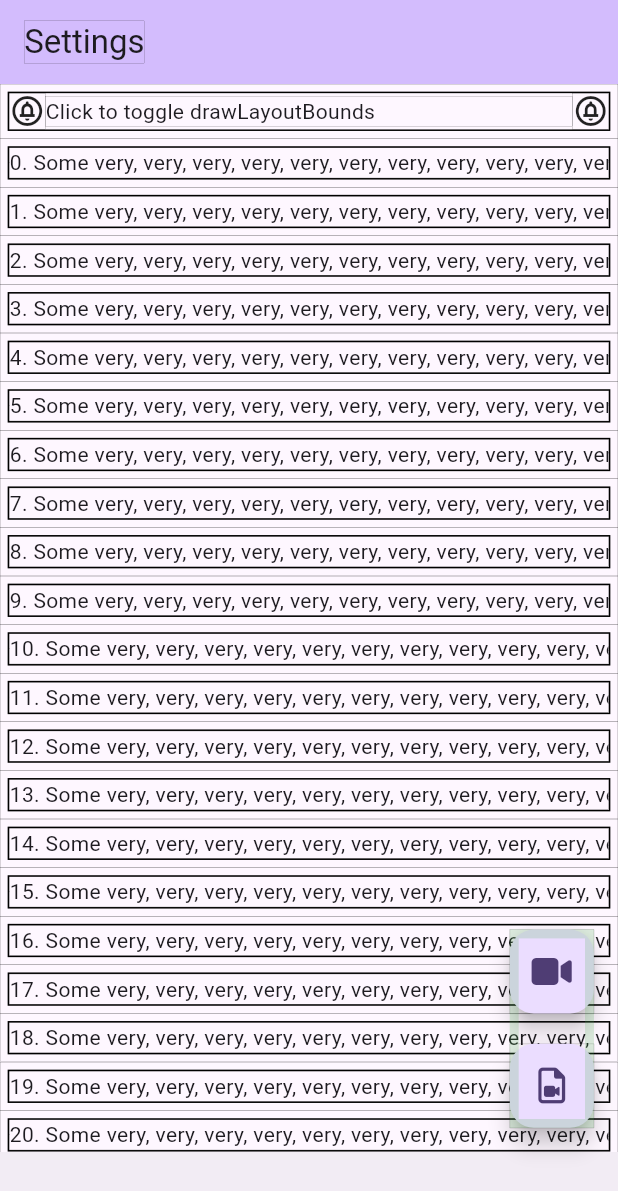
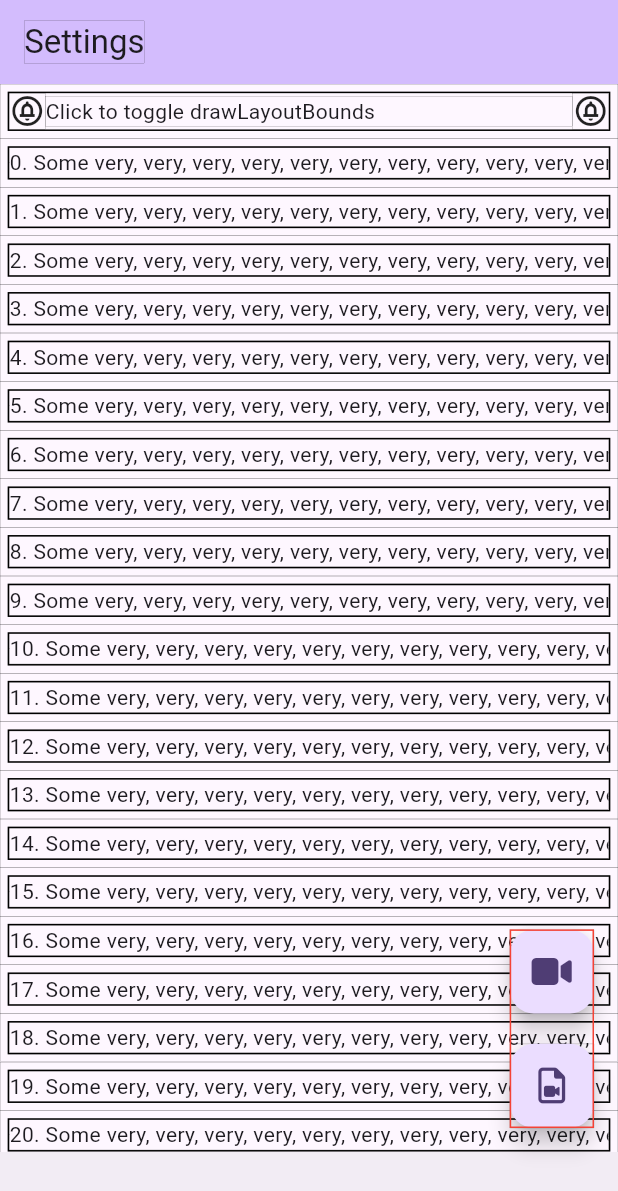
Before and after one commit to BigDeeEss/kar_kam, a Flutter app: the screen it shows after launch, on a phone screen of 412 x 824 dp. Shown: the top 1191 px of the screen. Run offline on Flutter 3.47's test engine with Material 2 defaults, Android fonts, the phone set to English and light mode, and no system bars; our stand-ins replace font_awesome_flutter, get_it, get_it_mixin, shared_preferences.

Commit message:
Update BBoxedContainer to account for a very small child.
Check nullable variables.

```diff
--- a/lib/base_page/base_page.dart
+++ b/lib/base_page/base_page.dart
@@ -11,8 +11,8 @@ import 'package:kar_kam/utils/global_key_extension.dart';
 ///
 /// [BasePage] presents a similar screen layout for each page with:
 ///     1. an AppBar at the top with a title,
-///     2. specific screen contents including buttons for navigation
-///        and functionality, and
+///     2. specific screen contents including buttons for navigating app
+///        and app functionality, and
 ///     3. a bottom navigation bar.
 class BasePage extends StatefulWidget {
   const BasePage({
--- a/lib/base_page/base_page_button_array.dart
+++ b/lib/base_page/base_page_button_array.dart
@@ -41,9 +41,7 @@ class BasePageButtonArray extends StatelessWidget {
 
     // Convert to an instance of [Column] using [intersperseWithSizedBox].
     return BBoxedContainer(
-      borderColor: Colors.green.withOpacity(0.2),
-      borderWidth: 6,
-      // color: Colors.green.withOpacity(0.125),
+      borderColor: Colors.red,
       child: Column(
         mainAxisAlignment: MainAxisAlignment.end,
         mainAxisSize: MainAxisSize.min,
--- a/lib/main.dart
+++ b/lib/main.dart
@@ -9,7 +9,7 @@ import 'package:kar_kam/kar_kam/kar_kam.dart';
 
 /// App start point.
 void main() {
-  // Avoids an error with error message: 'The "instance" getter on the
+  // Avoids the error with message: 'The "instance" getter on the
   // ServicesBinding binding mixin is only available once that binding
   // has been initialized.'
   //
--- a/lib/settings/settings_page_contents.dart
+++ b/lib/settings/settings_page_contents.dart
@@ -22,7 +22,7 @@ class _SettingsPageContentsState extends State<SettingsPageContents> {
         leading: const Icon(
           Icons.circle_notifications_outlined,
         ),
-        height: 60.0,
+        // height: 60.0,
         onTap: (() {
           // Toggle [drawLayoutBounds] variable in [AppData].
           bool drawLayoutBounds =
@@ -37,7 +37,7 @@ class _SettingsPageContentsState extends State<SettingsPageContents> {
       ),
       ...List<Widget>.generate(50, (int index) {
         return SettingsPageListTile(
-          height: 60.0,
+          // height: 60.0,
           title: Text(
             '$index. Some very, very, very, very, very, very, very, very, very, very, very, verylongtext!',
             maxLines: 1,
--- a/lib/settings/settings_page_list_tile.dart
+++ b/lib/settings/settings_page_list_tile.dart
@@ -1,15 +1,16 @@
 // Import external packages.
 import 'package:flutter/material.dart';
 import 'package:get_it_mixin/get_it_mixin.dart';
-import 'package:kar_kam/app_data/app_data.dart';
 
 // Import project-specific files.
+import 'package:kar_kam/app_data/app_data.dart';
 import 'package:kar_kam/utils/boxed_container.dart';
+import 'package:kar_kam/utils/bboxed_container.dart';
 
 class SettingsPageListTile extends StatelessWidget with GetItMixin {
   SettingsPageListTile({
     super.key,
-    required this.height,
+    this.height,
     this.leading,
     this.onTap,
     this.title,
@@ -17,7 +18,7 @@ class SettingsPageListTile extends StatelessWidget with GetItMixin {
   });
 
   /// Height of the bounding box for [SettingsPageListTile].
-  final double height;
+  final double? height;
 
   /// A widget to display on the left within [SettingsPageListTile].
   final Widget? leading;
@@ -44,7 +45,7 @@ class SettingsPageListTile extends StatelessWidget with GetItMixin {
 
     return BoxedContainer(
       padding: const EdgeInsets.all(5),
-      // height: height,
+      height: height,
       child: InkWell(
         onTap: onTap,
         child: BoxedContainer(
--- a/lib/utils/bboxed_container.dart
+++ b/lib/utils/bboxed_container.dart
@@ -1,7 +1,4 @@
 // Import flutter packages.
-// import 'dart:developer';
-import 'dart:developer';
-
 import 'package:flutter/material.dart';
 import 'package:get_it_mixin/get_it_mixin.dart';
 
@@ -14,8 +11,8 @@ class BBoxedContainer extends StatelessWidget with GetItMixin {
   BBoxedContainer({
     super.key,
     this.alignment,
-    this.borderColor,
-    this.borderWidth,
+    this.borderColor = Colors.black,
+    this.borderWidth = 1.0,
     this.child,
     this.clipBehavior,
     this.color,
@@ -47,8 +44,8 @@ class BBoxedContainer extends StatelessWidget with GetItMixin {
   final double? width;
 
   // [BoxedContainer]-specific variables.
-  final Color? borderColor;
-  final double? borderWidth;
+  final Color borderColor;
+  final double borderWidth;
   final bool drawLayoutBoundsOverride;
 
   @override
@@ -56,14 +53,11 @@ class BBoxedContainer extends StatelessWidget with GetItMixin {
     // Watch for changes to [AppData.drawLayoutBounds] registered with GetIt.
     bool? drawLayoutBounds =
         watchOnly((AppData a) => a.drawLayoutBounds) ?? false;
-    // log('BBoxedContainer, build...building...');
 
     // Switch control of layout bounds from [drawLayoutBounds], which is
     // intended to be a global app setting, to [drawLayoutBoundsOverride]
     // which is localised at the point of instantiation.
-    if (drawLayoutBoundsOverride && borderWidth != null) {
-      drawLayoutBounds = (borderWidth! > 0.0 ? true : false);
-    }
+    drawLayoutBounds = drawLayoutBounds || drawLayoutBoundsOverride;
 
     return _BBoxedContainer(
       key: UniqueKey(),
@@ -91,8 +85,8 @@ class _BBoxedContainer extends StatefulWidget {
   const _BBoxedContainer({
     Key? key,
     this.alignment,
-    this.borderColor,
-    this.borderWidth,
+    required this.borderColor,
+    required this.borderWidth,
     this.child,
     this.clipBehavior,
     this.color,
@@ -124,8 +118,8 @@ class _BBoxedContainer extends StatefulWidget {
   final double? width;
 
   // [BoxedContainer]-specific variables.
-  final Color? borderColor;
-  final double? borderWidth;
+  final Color borderColor;
+  final double borderWidth;
   final bool drawLayoutBounds;
 
   @override
@@ -137,11 +131,8 @@ class _BBoxedContainerState extends State<_BBoxedContainer> {
   // represent the layout bounds for [widget.child].
   OverlayEntry? border;
 
-  // Required by [addBorder] to determine the bounding box for [widget.child].
+  // Used by [addBorder] for determining the bounding box for [widget.child].
   final GlobalKey childKey = GlobalKey();
-
-  // Required by [addBorder] to determine the bounding box for [widget.child].
-  Rect? childRect;
 
   // // The link which connects the layers associated with
   // LayerLink layerLink = LayerLink();
@@ -150,32 +141,38 @@ class _BBoxedContainerState extends State<_BBoxedContainer> {
   OverlayState? overlayState;
 
   // Generates the layout bounds for [widget.child].
-  void addBorder() {
+  void addBorder(Rect? rect) {
     // Start with [border] as null.
     removeBorder();
-    // log('_BBoxedContainerState, addBorder...executing...');
+
+    // Create [border].
+    if (rect is Rect) {
+      // Adjust [rect] to account for [widget.borderWidth].
+      Rect borderRect = rect.inflate(-2 * widget.borderWidth);
+
+      // Avoid creating [border] if [borderRect] dimensions are too small.
+      if (borderRect.shortestSide < 2) return;
 
       // Create [border].
       border = OverlayEntry(
         builder: (BuildContext context) {
           return Stack(
             children: <Widget>[
-            Positioned(
-              top: childRect!.top,
-              left: childRect!.left,
+              Positioned.fromRect(
+                rect: rect!,
                 child: IgnorePointer(
                   ignoring: true,
                   child: Container(
                     decoration: BoxDecoration(
                       border: Border.all(
-                      width: widget.borderWidth ?? 0.1,
-                      color: widget.borderColor ?? Colors.black,
+                        width: widget.borderWidth,
+                        color: widget.borderColor,
                       ),
                       color: widget.color,
                     ),
                     child: SizedBox(
-                    height: childRect!.height - 2 * (widget.borderWidth ?? 0.1),
-                    width: childRect!.width - 2 * (widget.borderWidth ?? 0.1),
+                      height: borderRect.height,
+                      width: borderRect.width,
                     ),
                   ),
                 ),
@@ -189,18 +186,17 @@ class _BBoxedContainerState extends State<_BBoxedContainer> {
       overlayState = Overlay.of(context);
       overlayState?.insert(border!);
     }
+  }
 
   // Make sure [border] is removed when the widget is disposed.
   @override
   void dispose() {
-    // log('_BBoxedContainerState, dispose...executing...');
     removeBorder();
     super.dispose();
   }
 
   // Remove [border] and set to null.
   void removeBorder() {
-    // log('_BBoxedContainerState, removeBorder...executing...');
     border?.remove();
     border = null;
   }
@@ -208,12 +204,9 @@ class _BBoxedContainerState extends State<_BBoxedContainer> {
   @override
   void initState() {
     WidgetsBinding.instance.addPostFrameCallback((_) {
-      log('_BBoxedContainerState, initState...childRect = $childRect');
-      childRect = childKey.globalPaintBounds;
-      // childRect = childKey.globalPaintBounds?.inflate(-(widget.borderWidth ?? 0.1));
-      log('_BBoxedContainerState, initState...childRect = $childRect');
+      // Get [child] bounding box characteristics if requested.
       if (widget.drawLayoutBounds) {
-        addBorder();
+        addBorder(childKey.globalPaintBounds);
       }
     });
     super.initState();
```
Also changed, not shown: 1 other file. Lines whose indentation alone changed are shown as unchanged.
